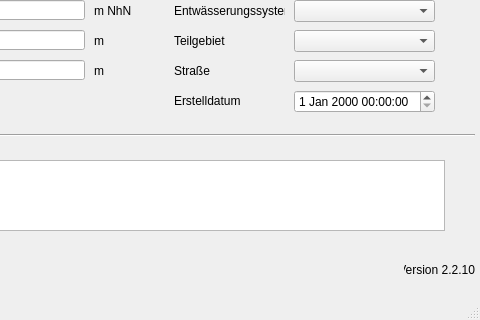
First picture: the form in qkan/database/templates/speicher.ui, repository hoettges/QKan, before the edit; both pictures show x 156 to 636 and y 100 to 420 of the 636 by 420 pixel window.
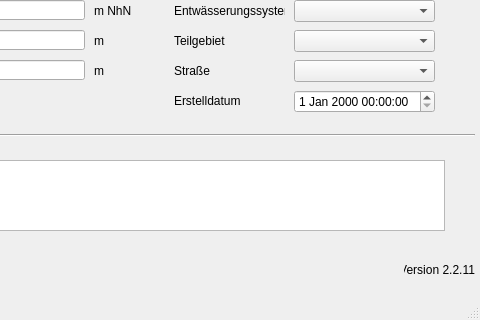
Second picture: the form after the edit. Custom widgets are drawn as their Qt base class.

```diff
--- a/qkan/database/templates/speicher.ui
+++ b/qkan/database/templates/speicher.ui
@@ -361,7 +361,7 @@
      <string>Version QKan Import</string>
     </property>
     <property name="text">
-     <string>Version 2.2.10</string>
+     <string>Version 2.2.11</string>
     </property>
     <property name="alignment">
      <set>Qt::AlignRight|Qt::AlignTrailing|Qt::AlignVCenter</set>
```
